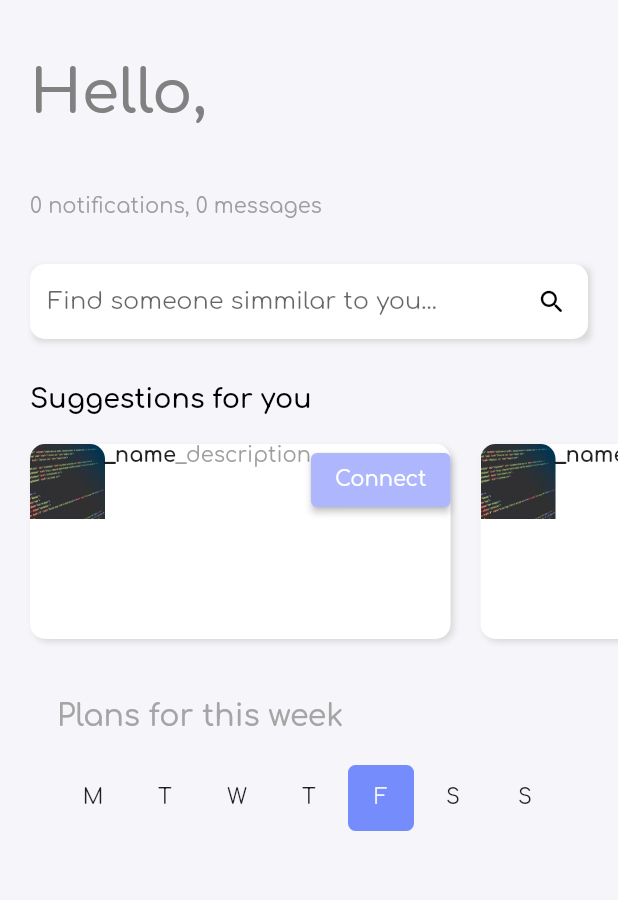
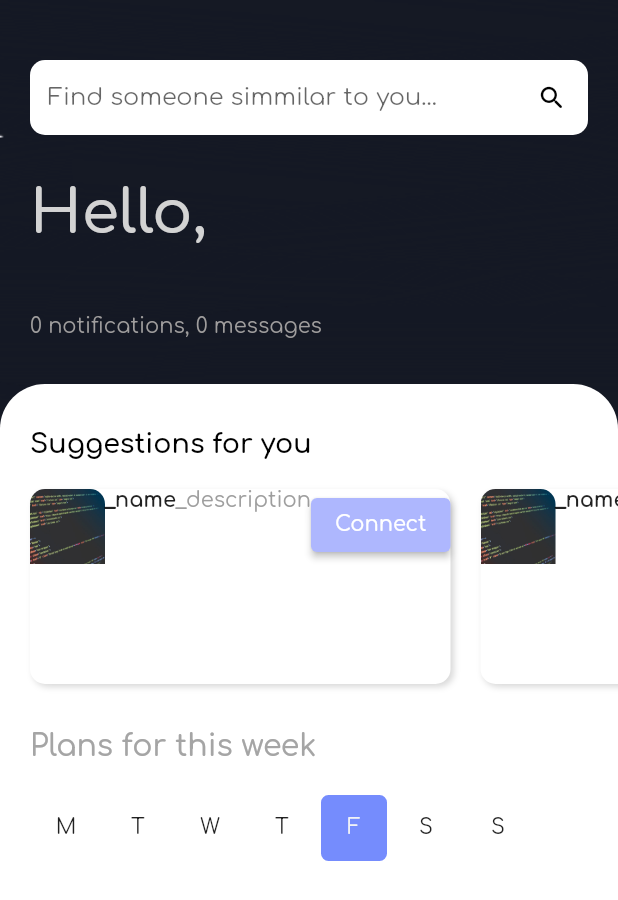
Before and after one commit to prakhar-5447/devstash-flutter, a Flutter app: the HomeScreen screen opened directly, on a phone screen of 412 x 824 dp. Shown: the top 900 px of the screen. Run offline on Flutter 3.47's test engine with Material 2 defaults, Android fonts, the phone set to English and light mode, and no system bars; our stand-ins replace chopper, connectivity_plus, email_validator, flutter_svg, flutter_typeahead, fluttertoast and 5 more; accounts and stored records are empty.

Commit message:
change home screen and add bottom bar

```diff
--- /dev/null
+++ b/devstash/lib/controllers/tabs_controller.dart
@@ -0,0 +1,9 @@
+import 'package:get/get.dart';
+
+class BottomTabController extends GetxController {
+  var currentIndex = 0.obs;
+
+  void changeTabIndex(int index) {
+    currentIndex.value = index;
+  }
+}
--- a/devstash/lib/main.dart
+++ b/devstash/lib/main.dart
@@ -1,3 +1,4 @@
+import 'package:devstash/controllers/tabs_controller.dart';
 import 'package:devstash/controllers/user_controller.dart';
 import 'package:flutter/material.dart';
 import 'package:get/get.dart';
@@ -52,5 +53,6 @@ class InitialBindings extends Bindings {
   @override
   void dependencies() {
     Get.put(UserController());
+    Get.put(BottomTabController());
   }
 }
--- a/devstash/lib/screens/home/home_screen.dart
+++ b/devstash/lib/screens/home/home_screen.dart
@@ -1,6 +1,6 @@
+import 'package:devstash/binding_screens.dart';
 import 'package:devstash/controllers/user_controller.dart';
 import 'package:devstash/models/response/user_state.dart';
-import 'package:devstash/widgets/AppDrawer.dart';
 import 'package:devstash/screens/tasks/WeekdayTaskScreen.dart';
 import 'package:devstash/screens/home/suggestion_slider.dart';
 import 'package:flutter/material.dart';
@@ -16,13 +16,17 @@ class HomeScreen extends StatelessWidget {
 
     return Scaffold(
       backgroundColor: const Color.fromARGB(255, 246, 245, 250),
-      drawer: AppDrawer(
-        currentIndex: 0,
-      ),
       body: GestureDetector(
         onTap: () {
           FocusScope.of(context).unfocus();
         },
+        child: Container(
+          decoration: const BoxDecoration(
+            image: DecorationImage(
+              image: AssetImage("assets/splash.png"),
+              fit: BoxFit.cover,
+            ),
+          ),
           child: SafeArea(
             child: SingleChildScrollView(
               child: Column(
@@ -36,43 +40,12 @@ class HomeScreen extends StatelessWidget {
                     child: Column(
                       crossAxisAlignment: CrossAxisAlignment.start,
                       children: [
-                      const Text(
-                        "Hello,",
-                        style: TextStyle(
-                          fontSize: 40,
-                          fontWeight: FontWeight.w600,
-                          color: Color.fromARGB(255, 130, 129, 129),
-                        ),
-                      ),
-                      Text(
-                        user?.name ?? '',
-                        style: const TextStyle(
-                          fontSize: 40,
-                          fontWeight: FontWeight.w800,
-                        ),
-                      ),
-                      const Text(
-                        "0 notifications, 0 messages",
-                        style: TextStyle(
-                          fontSize: 14,
-                          fontWeight: FontWeight.w400,
-                          color: Color.fromARGB(255, 159, 157, 157),
-                        ),
-                      ),
-                      const SizedBox(
-                        height: 30,
-                      ),
                         Container(
                           padding: EdgeInsets.zero,
                           decoration: const BoxDecoration(
-                          borderRadius: BorderRadius.all(Radius.circular(5)),
-                          boxShadow: [
-                            BoxShadow(
-                              color: Color.fromARGB(255, 217, 217, 217),
-                              blurRadius: 3,
-                              offset: Offset(2, 2),
+                            borderRadius: BorderRadius.all(
+                              Radius.circular(5),
                             ),
-                          ],
                           ),
                           child: TextField(
                             decoration: InputDecoration(
@@ -104,12 +77,49 @@ class HomeScreen extends StatelessWidget {
                             textAlignVertical: TextAlignVertical.center,
                           ),
                         ),
+                        const SizedBox(
+                          height: 30,
+                        ),
+                        const Text(
+                          "Hello,",
+                          style: TextStyle(
+                            fontSize: 40,
+                            fontWeight: FontWeight.w600,
+                            color: Color.fromARGB(255, 211, 211, 211),
+                          ),
+                        ),
+                        Text(
+                          user?.name ?? '',
+                          style: const TextStyle(
+                            fontSize: 40,
+                            fontWeight: FontWeight.w800,
+                            color: Colors.white,
+                          ),
+                        ),
+                        const Text(
+                          "0 notifications, 0 messages",
+                          style: TextStyle(
+                            fontSize: 14,
+                            fontWeight: FontWeight.w400,
+                            color: Color.fromARGB(255, 159, 157, 157),
+                          ),
+                        ),
                       ],
                     ),
                   ),
-                Padding(
-                  padding: const EdgeInsets.symmetric(
-                    vertical: 30,
+                  const SizedBox(
+                    height: 30,
+                  ),
+                  Container(
+                    padding: const EdgeInsets.only(
+                      top: 30,
+                    ),
+                    decoration: const BoxDecoration(
+                      color: Colors.white,
+                      borderRadius: BorderRadius.only(
+                        topLeft: Radius.circular(30.0),
+                        topRight: Radius.circular(30.0),
+                      ),
                     ),
                     child: Column(
                       crossAxisAlignment: CrossAxisAlignment.start,
@@ -132,11 +142,15 @@ class HomeScreen extends StatelessWidget {
                           height: 10,
                         ),
                         SuggestionSlider(),
-                    ],
-                  ),
+                        const SizedBox(
+                          height: 20,
                         ),
                         WeekdayTaskScreen(),
                       ],
+                    ),
+                  )
+                ],
+              ),
             ),
           ),
         ),
--- a/devstash/lib/screens/tasks/WeekdayTaskScreen.dart
+++ b/devstash/lib/screens/tasks/WeekdayTaskScreen.dart
@@ -54,10 +54,14 @@ class _WeekdayTaskScreenState extends State<WeekdayTaskScreen> {
 
   @override
   Widget build(BuildContext context) {
-    return Column(
+    return Container(
+      child: Column(
         mainAxisSize: MainAxisSize.min,
+        crossAxisAlignment: CrossAxisAlignment.start,
         children: [
-        Column(
+          Padding(
+            padding: const EdgeInsets.symmetric(horizontal: 20),
+            child: Column(
               crossAxisAlignment: CrossAxisAlignment.start,
               children: [
                 const Text(
@@ -84,11 +88,10 @@ class _WeekdayTaskScreenState extends State<WeekdayTaskScreen> {
                 )
               ],
             ),
-        LayoutBuilder(
-          builder: (context, constraints) {
-            return Container(
-              constraints: BoxConstraints(
-                maxHeight: max(0, constraints.maxHeight),
+          ),
+          Container(
+            constraints: const BoxConstraints(
+              maxHeight: 500,
               minHeight: 0,
             ),
             child: Container(
@@ -132,10 +135,9 @@ class _WeekdayTaskScreenState extends State<WeekdayTaskScreen> {
                 ),
               ),
             ),
-            );
-          },
           )
         ],
+      ),
     );
   }
 }
--- a/devstash/lib/splash_screen.dart
+++ b/devstash/lib/splash_screen.dart
@@ -1,5 +1,6 @@
 import 'dart:developer';
 
+import 'package:devstash/binding_screens.dart';
 import 'package:devstash/controllers/user_controller.dart';
 import 'package:devstash/models/response/user_state.dart';
 import 'package:devstash/screens/home/home_screen.dart';
@@ -36,7 +37,7 @@ class _SplashScreenState extends State<SplashScreen> {
           if (res["success"]) {
             UserState userData = res["data"];
             Get.find<UserController>().user = userData;
-            Get.off(() => const HomeScreen());
+            Get.off(() => BindingScreen());
           } else {
             Get.off(() => WelcomeScreen());
           }
--- a/devstash/pubspec.yaml
+++ b/devstash/pubspec.yaml
@@ -51,7 +51,6 @@ dependencies:
   get: ^4.6.5
   shared_preferences: ^2.2.0
   email_validator: ^2.1.17
-  carousel_slider: ^4.2.1
 
   # The following adds the Cupertino Icons font to your application.
 
```
Also changed, not shown: devstash/lib/binding_screens.dart (added, +179 -0 lines), devstash/pubspec.lock. Lines whose indentation alone changed are shown as unchanged.
